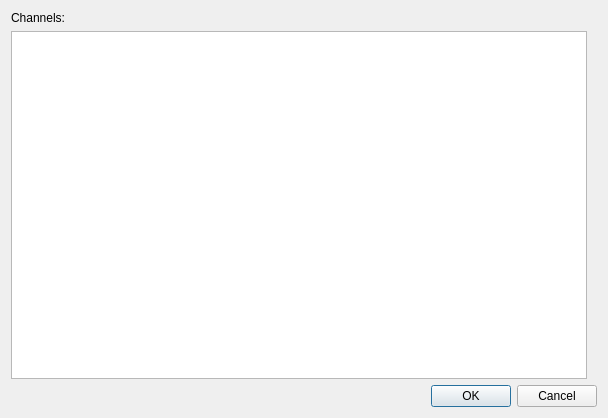
Old version of the form plotjuggler_plugins/DataLoadZcm/dataload_zcm.ui in the repository yuanzhongqiao/PlotJuggler.
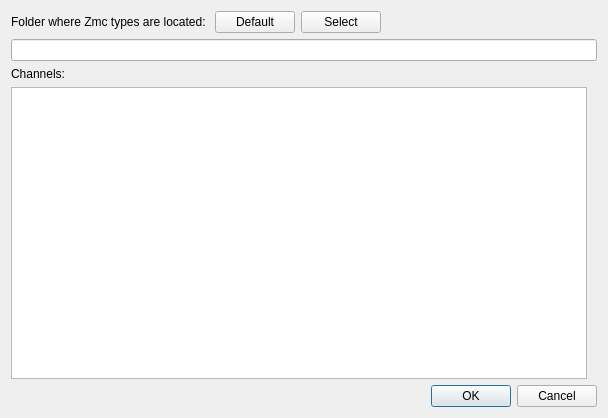
New version of the form.

```diff
--- a/plotjuggler_plugins/DataLoadZcm/dataload_zcm.ui
+++ b/plotjuggler_plugins/DataLoadZcm/dataload_zcm.ui
@@ -13,7 +13,48 @@
   <property name="windowTitle">
    <string>Zcm Loader</string>
   </property>
-  <layout class="QVBoxLayout" name="verticalLayout_3">
+  <layout class="QVBoxLayout" name="verticalLayout_3" stretch="0,0,1,0">
+   <item>
+    <layout class="QHBoxLayout" name="horizontalLayout">
+     <item>
+      <widget class="QLabel" name="label">
+       <property name="text">
+        <string>Folder where Zmc types are located: </string>
+       </property>
+      </widget>
+     </item>
+     <item>
+      <widget class="QPushButton" name="buttonDefaultFolder">
+       <property name="text">
+        <string>Default</string>
+       </property>
+      </widget>
+     </item>
+     <item>
+      <widget class="QPushButton" name="buttonSelectFolder">
+       <property name="text">
+        <string>Select</string>
+       </property>
+      </widget>
+     </item>
+     <item>
+      <spacer name="horizontalSpacer">
+       <property name="orientation">
+        <enum>Qt::Horizontal</enum>
+       </property>
+       <property name="sizeHint" stdset="0">
+        <size>
+         <width>40</width>
+         <height>20</height>
+        </size>
+       </property>
+      </spacer>
+     </item>
+    </layout>
+   </item>
+   <item>
+    <widget class="QLineEdit" name="lineEditFolder"/>
+   </item>
    <item>
     <widget class="QSplitter" name="splitter">
      <property name="orientation">
```
